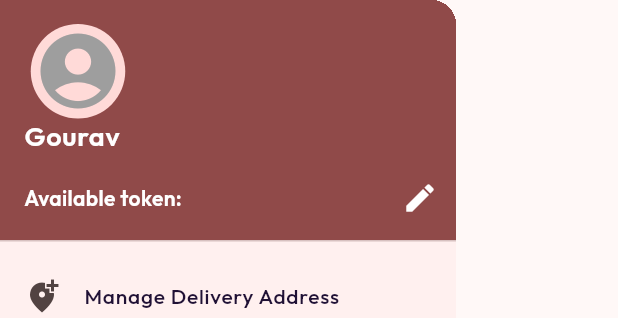
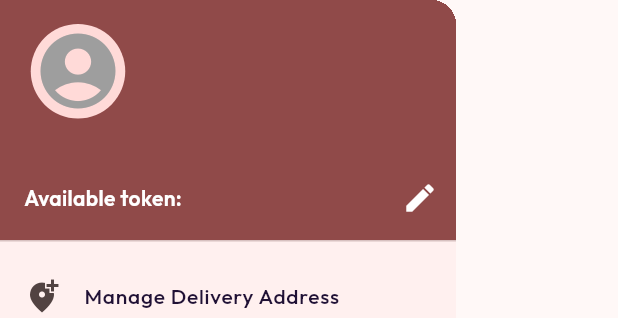
Before and after one commit to Gourav0029/The-Shawarma-Hub, a Flutter app: the NavBar widget shown alone on an empty page, opened directly, on a phone screen of 412 x 824 dp. Shown: the top 318 px of the screen. Run offline on Flutter 3.47's test engine with Material 3 defaults, Android fonts, the phone set to English and light mode, and no system bars; our stand-ins replace dotted_border, flutter_dotenv, geocoding, geolocator, get, get_storage and 3 more; accounts and stored records are empty; network calls fail; statements that could not run were skipped.

Commit message:
navbar.dart and .env modified

```diff
--- a/lib/sidebar/navbar.dart
+++ b/lib/sidebar/navbar.dart
@@ -18,6 +18,7 @@ class NavBar extends StatefulWidget {
 class _NavBarState extends State<NavBar> {
   final storage = GetStorage();
   String tokens = '';
+  String name = '';
 
   Future<void> getAvailableToken() async {
     String phoneNumber = storage.read('phone');
@@ -46,11 +47,11 @@ class _NavBarState extends State<NavBar> {
   void initState() {
     super.initState();
     getAvailableToken();
+    name = storage.read('name');
   }
 
   @override
   Widget build(BuildContext context) {
-    //getAvailableToken();
     return Drawer(
       child: ListView(
         padding: EdgeInsets.zero,
@@ -66,7 +67,7 @@ class _NavBarState extends State<NavBar> {
                   // Align the account name to the baseline
                   children: [
                     Text(
-                      'Gourav',
+                      name,
                       style: GoogleFonts.outfit(
                         fontSize: 18,
                         color: const Color(0xFFFFFFFF),
```
Also changed, not shown: 1 other file.
